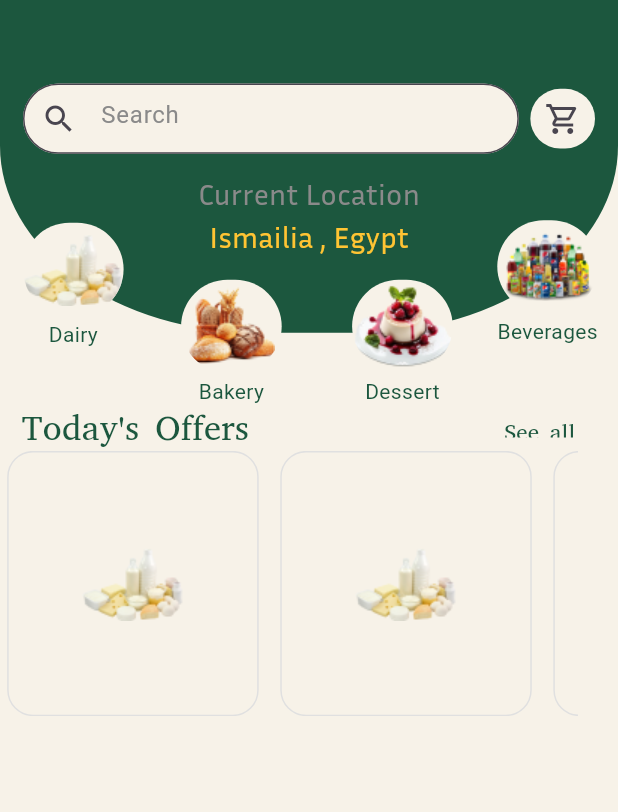
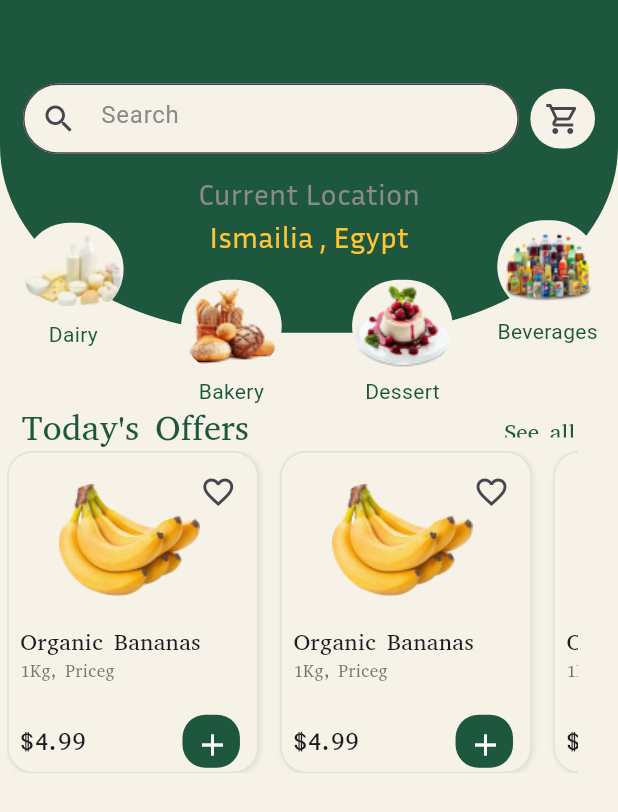
Before and after one commit to Seifmohsen11/Y_balash-graduation_progect-, a Flutter app: the HomeViewBody screen opened directly, on a phone screen of 412 x 824 dp. Shown: the top 812 px of the screen. Run offline on Flutter 3.47's test engine with Material 3 defaults, Android fonts, the phone set to English and light mode, and no system bars; our stand-ins replace curved_navigation_bar, device_preview, flutter_screenutil, pin_code_fields.

Commit message:
finish productCard & list of todays offers

```diff
--- a/lib/Features/home/presentation/views/widgets/home_view_body.dart
+++ b/lib/Features/home/presentation/views/widgets/home_view_body.dart
@@ -3,6 +3,7 @@ import 'package:y_balash/Features/home/presentation/views/widgets/Location_data.
 import 'package:y_balash/Features/home/presentation/views/widgets/cart_icon.dart';
 import 'package:y_balash/Features/home/presentation/views/widgets/green-circle_in_home.dart';
 import 'package:y_balash/Features/home/presentation/views/widgets/items_of_category.dart';
+import 'package:y_balash/Features/home/presentation/views/widgets/list_of_todays_offers.dart';
 import 'package:y_balash/Features/home/presentation/views/widgets/search_bar.dart';
 import 'package:y_balash/Features/home/presentation/views/widgets/tittle_of_section_and_see_all.dart';
 import 'package:y_balash/core/constants/constants.dart';
@@ -101,7 +102,7 @@ class HomeViewBody extends StatelessWidget {
             left: screenWidth * (5 / 430),
             right: screenWidth * (28 / 430),
             child: SizedBox(
-              height: screenHeight * (200 / 932), // Adjust height as needed
+              height: screenHeight * (243 / 932), // Adjust height as needed
               child: const ListOfTodaysOffers(),
             ),
           )
@@ -110,32 +111,3 @@ class HomeViewBody extends StatelessWidget {
     );
   }
 }
-
-class ListOfTodaysOffers extends StatelessWidget {
-  const ListOfTodaysOffers({super.key});
-
-  @override
-  Widget build(BuildContext context) {
-    double screenWidth = MediaQuery.of(context).size.width;
-    double screenHeight = MediaQuery.of(context).size.height;
-
-    return ListView.builder(
-        scrollDirection: Axis.horizontal,
-        itemCount: 10,
-        itemBuilder: (BuildContext context, int index) {
-          return Padding(
-            padding: EdgeInsets.only(right: screenWidth * (15 / 430)),
-            child: Container(
-              decoration: BoxDecoration(
-                  color: kPrimaryColor,
-                  border: Border.all(color: Colors.grey.shade300),
-                  borderRadius:
-                      BorderRadius.circular(screenWidth * (18 / 430))),
-              height: screenHeight * (243 / 932),
-              width: screenWidth * (175 / 430),
-              child: Image.asset("assets/images/Dairy.png"),
-            ),
-          );
-        });
-  }
-}
--- /dev/null
+++ b/lib/Features/home/presentation/views/widgets/list_of_todays_offers.dart
@@ -0,0 +1,23 @@
+import 'package:flutter/material.dart';
+import 'package:y_balash/Features/home/presentation/views/widgets/product_card.dart';
+
+class ListOfTodaysOffers extends StatelessWidget {
+  const ListOfTodaysOffers({super.key});
+
+  @override
+  Widget build(BuildContext context) {
+    double screenWidth = MediaQuery.of(context).size.width;
+    double screenHeight = MediaQuery.of(context).size.height;
+
+    return ListView.builder(
+        scrollDirection: Axis.horizontal,
+        itemCount: 10,
+        itemBuilder: (BuildContext context, int index) {
+          return ProductCard(
+            screenWidth: screenWidth,
+            screenHeight: screenHeight,
+            image: 'assets/images/banana.png',
+          );
+        });
+  }
+}
--- /dev/null
+++ b/lib/Features/home/presentation/views/widgets/product_card.dart
@@ -0,0 +1,120 @@
+import 'package:flutter/material.dart';
+import 'package:y_balash/core/constants/constants.dart';
+
+class ProductCard extends StatelessWidget {
+  const ProductCard({
+    super.key,
+    required this.screenWidth,
+    required this.screenHeight,
+    required this.image,
+  });
+
+  final double screenWidth;
+  final double screenHeight;
+  final String image;
+
+  @override
+  Widget build(BuildContext context) {
+    return Padding(
+      padding: EdgeInsets.only(right: screenWidth * (15 / 430)),
+      child: Container(
+        decoration: BoxDecoration(
+            boxShadow: [
+              BoxShadow(
+                color: Colors.grey.withOpacity(0.2),
+                spreadRadius: 0,
+                blurRadius: 2,
+                offset: const Offset(1, 1),
+              ),
+            ],
+            color: kPrimaryColor,
+            border: Border.all(color: Colors.grey.shade300),
+            borderRadius: BorderRadius.circular(screenWidth * (18 / 430))),
+        height: screenHeight * (243 / 932),
+        width: screenWidth * (175 / 430),
+        child: Column(
+          crossAxisAlignment: CrossAxisAlignment.start,
+          children: [
+            SizedBox(
+              height: screenHeight * (131 / 932),
+              child: Stack(
+                children: [
+                  Positioned(
+                    top: screenHeight * (16 / 932),
+                    left: screenWidth * (35 / 430),
+                    right: screenWidth * (40 / 430),
+                    child: SizedBox(
+                        height: screenHeight * (100 / 932),
+                        width: screenWidth * (100 / 430),
+                        child: Image.asset(image)),
+                  ),
+                  Positioned(
+                    top: screenHeight * (3 / 932),
+                    right: screenWidth * (2 / 430),
+                    child: IconButton(
+                        onPressed: () {},
+                        icon: const Icon(Icons.favorite_outline)),
+                  ),
+                ],
+              ),
+            ),
+            Padding(
+              padding: EdgeInsets.only(left: screenWidth * (8 / 430)),
+              child: Column(
+                crossAxisAlignment: CrossAxisAlignment.start,
+                children: [
+                  Text(
+                    'Organic Bananas',
+                    style: TextStyle(
+                        fontFamily: kAbyssinicaSIL,
+                        fontSize: screenWidth * (16 / 430)),
+                  ),
+                  Text(
+                    '1Kg, Priceg',
+                    style: TextStyle(
+                        color: kmainTextColor,
+                        fontFamily: kAbyssinicaSIL,
+                        fontSize: screenWidth * (12 / 430)),
+                  ),
+                  SizedBox(
+                    height: screenWidth * (22 / 430),
+                  ),
+                  Padding(
+                    padding: EdgeInsets.only(right: screenWidth * (12 / 430)),
+                    child: Row(
+                      mainAxisAlignment: MainAxisAlignment.spaceBetween,
+                      children: [
+                        Text(
+                          '\$4.99',
+                          style: TextStyle(
+                              fontFamily: kAbyssinicaSIL,
+                              fontSize: screenWidth * (18 / 430)),
+                        ),
+                        Container(
+                          height: screenHeight * (40 / 932),
+                          width: screenWidth * (40 / 430),
+                          decoration: BoxDecoration(
+                              color: kTextFieldAndButtomColor,
+                              borderRadius: BorderRadius.circular(
+                                  screenWidth * (16 / 430))),
+                          child: Center(
+                            child: IconButton(
+                                onPressed: () {},
+                                icon: const Icon(
+                                  Icons.add,
+                                  color: Colors.white,
+                                )),
+                          ),
+                        )
+                      ],
+                    ),
+                  ),
+                ],
+              ),
+            ),
+          ],
+        ),
+      ),
+    );
+  }
+}
```
Also changed, not shown: assets/images/banana.png (added).
